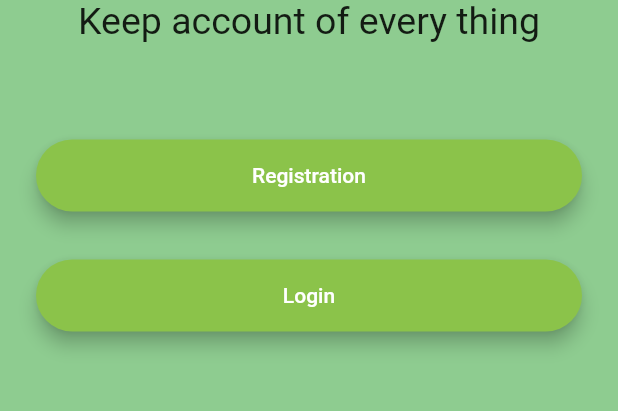
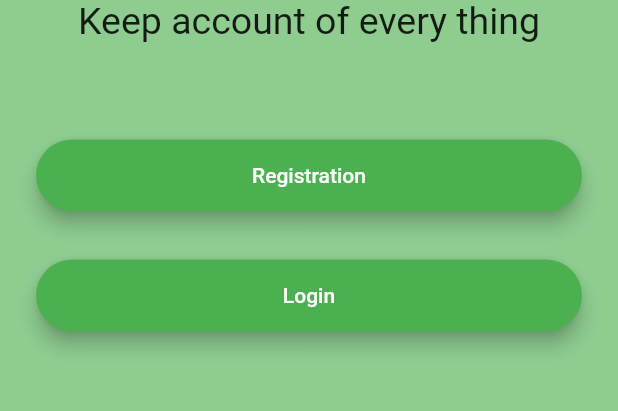
Before and after one commit to umairliaqat33/expenses_app, a Flutter app: the StartScreen screen opened directly, after a tap on the "logout" icon, on a phone screen of 412 x 824 dp, the part 542-953 px from its top. Run offline on Flutter 3.47's test engine with Material 2 defaults, Android fonts, the light colour scheme and no system bars; drawn by our look-alikes of animated_text_kit; our stand-ins replace cloud_firestore, firebase_auth, firebase_core, fluttertoast; accounts and stored records are empty.

Commit message:
all complete. changed color of login and register buttons. make text slide able if it exceeds from width. made it refreshable.

```diff
--- a/lib/main.dart
+++ b/lib/main.dart
@@ -7,7 +7,8 @@ import 'package:firebase_auth/firebase_auth.dart';
 User? user = FirebaseAuth.instance.currentUser;
 
 Future<void> main() async {
-  WidgetsFlutterBinding.ensureInitialized();           //these two lines are necessary to start using firebase.
+  WidgetsFlutterBinding
+      .ensureInitialized(); //these two lines are necessary to start using firebase.
   await Firebase.initializeApp();
   runApp(MyApp());
 }
@@ -25,7 +26,8 @@ class MyApp extends StatelessWidget {
         // accentColor: Colors.yellowAccent,
       ),
       title: "Personal Expenses",
-      home: FutureBuilder(        //this class is generally used to start firebase in actual.
+      home: FutureBuilder(
+        //this class is generally used to start firebase in actual.
         future: _fbApp,
         builder: (context, snapshot) {
           if (snapshot.hasError) {
--- a/lib/menu_screen.dart
+++ b/lib/menu_screen.dart
@@ -3,7 +3,6 @@ import 'package:animated_text_kit/animated_text_kit.dart';
 import 'package:expenses_app/widgets/RoundButton.dart';
 import 'screens/Login_Screen.dart';
 import 'screens/Registration_Screen.dart';
-import 'screens/MainScreen.dart';
 
 class WelcomeScreen extends StatefulWidget {
   static const String id = 'welcome_screen';
@@ -80,13 +79,13 @@ class _WelcomeScreenState extends State<WelcomeScreen>
               SizedBox(
                 height: 48.0,
               ),
-              RoundedButton(Colors.lightGreen, 'Registration', () {
+              RoundedButton(Colors.green, 'Registration', () {
                 Navigator.push(
                     context,
                     MaterialPageRoute(
                         builder: (context) => RegistrationScreen()));
               }),
-              RoundedButton(Colors.lightGreen, 'Login', () {
+              RoundedButton(Colors.green, 'Login', () {
                 Navigator.push(context,
                     MaterialPageRoute(builder: (context) => LoginScreen()));
               }),
--- a/lib/models/Transact.dart
+++ b/lib/models/Transact.dart
@@ -5,12 +5,10 @@ class Transactions {
   // final user = FirebaseAuth.instance.currentUser;
 
   Transactions({this.amount, this.date, this.title});
-  List<Transactions> transaction=[];
+  List<Transactions> transaction = [];
   factory Transactions.fromMap(map) {
     return Transactions(
-        title: map['title'],
-        amount: map['amount'],
-        date: map['date']);
+        title: map['title'], amount: map['amount'], date: map['date']);
   }
 
   //sending data to firebase
--- a/lib/screens/MainScreen.dart
+++ b/lib/screens/MainScreen.dart
@@ -8,9 +8,10 @@ import '../widgets/transaction_list.dart';
 import '../models/Transact.dart';
 import '../widgets/new_transactions.dart';
 import '../widgets/chart.dart';
+
 final _fireStore = FirebaseFirestore.instance;
 final _auth = FirebaseAuth.instance;
-User? user=_auth.currentUser;
+User? user = _auth.currentUser;
 
 class StartScreen extends StatefulWidget {
   // const StartScreen({Key? key}) : super(key: key);
@@ -22,25 +23,30 @@ class StartScreen extends StatefulWidget {
 class _StartScreenState extends State<StartScreen> {
   Transactions transactions = Transactions();
   List<Transactions> sampleList = [];
-  func() async{                   //getting a list of transaction type from firebase using this complex function
-    await  _fireStore
+  func() async {
+    //getting a list of transaction type from firebase using this complex function
+    await _fireStore
         .collection('user')
         .doc(user!.uid)
         .collection('expenses')
-        .snapshots()            //snapshot is actually is the right thing which is returning us all the values from firebase.
+        .snapshots() //snapshot is actually is the right thing which is returning us all the values from firebase.
         .listen((snap) {
-      snap.docs.forEach((d) {     //forEach is used to give all the data in the form of a loop and gives us all data from firebase and we can store where ever we want.
+      snap.docs.forEach((d) {
+        //forEach is used to give all the data in the form of a loop and gives us all data from firebase and we can store where ever we want.
         sampleList.add(
           Transactions(
               amount: d.get('amount'),
-              date: DateTime.fromMicrosecondsSinceEpoch(d.get('date').microsecondsSinceEpoch),    //this is how we can convert timeStamp into dateTime
+              date: DateTime.fromMicrosecondsSinceEpoch(d
+                  .get('date')
+                  .microsecondsSinceEpoch), //this is how we can convert timeStamp into dateTime
               title: d.get('title')),
         );
       });
     });
   }
 
-  List<Transactions> get _recentTransactions {          //this getter is giving us the most recent transactions of 7 days from today.
+  List<Transactions> get _recentTransactions {
+    //this getter is giving us the most recent transactions of 7 days from today.
     return sampleList.where((tx) {
       return tx.date!.isAfter(
         DateTime.now().subtract(
@@ -50,8 +56,12 @@ class _StartScreenState extends State<StartScreen> {
     }).toList();
   }
 
+  Future<Null> getRefresh() async {
+    await Future.delayed(Duration(seconds: 3));
+  }
+
   @override
-  void initState(){
+  void initState() {
     super.initState();
     func();
   }
@@ -64,10 +74,9 @@ class _StartScreenState extends State<StartScreen> {
         onPressed: () {
           AlertDialog(
             title: Text("Add new transaction"),
-
           );
-          Navigator.push(
-              context, MaterialPageRoute(builder: (context) => NewTransactions()));
+          Navigator.push(context,
+              MaterialPageRoute(builder: (context) => NewTransactions()));
         },
         child: Icon(Icons.add),
       ),
@@ -89,19 +98,27 @@ class _StartScreenState extends State<StartScreen> {
           )
         ],
       ),
-      body: SingleChildScrollView(      //this will provide us a scroll screen doesn't matter how many widgets appear
+      body: RefreshIndicator(
+        onRefresh: getRefresh,
+        child: ListView.builder(
+            itemCount: 1,
+            itemBuilder: (context, index) {
+              return SingleChildScrollView(
+                //this will provide us a scroll screen doesn't matter how many widgets appear
                 child: Column(
                   children: <Widget>[
                     Chart(_recentTransactions),
                     TransactionList(),
                   ],
                 ),
+              );
+            }),
       ),
     );
   }
 
   Future<void> logout() async {
-    await FirebaseAuth.instance.signOut();          //signOut function called
+    await FirebaseAuth.instance.signOut(); //signOut function called
     Navigator.pushReplacement(
             context, MaterialPageRoute(builder: (context) => WelcomeScreen()))
         .catchError((e) {
--- a/lib/widgets/chart.dart
+++ b/lib/widgets/chart.dart
@@ -40,6 +40,10 @@ class Chart extends StatelessWidget {
     });
   }
 
+  Future<Null> getRefresh() async {
+    await Future.delayed(Duration(seconds: 3));
+  }
+
   @override
   Widget build(BuildContext context) {
     return recentTransaction.isEmpty
@@ -50,12 +54,14 @@ class Chart extends StatelessWidget {
                 "Chart will be loaded here",
                 style: Theme.of(context).textTheme.titleLarge,
               ),
-              // CircularProgressIndicator(
-              //   valueColor: new AlwaysStoppedAnimation<Color>(Colors.orange),
-              // ),
+              CircularProgressIndicator(
+                valueColor: new AlwaysStoppedAnimation<Color>(Colors.orange),
+              ),
             ],
           ))
-        : Card(
+        : RefreshIndicator(
+            onRefresh: getRefresh,
+            child: Card(
               elevation: 6,
               margin: EdgeInsets.all(20),
               child: Padding(
@@ -77,6 +83,7 @@ class Chart extends StatelessWidget {
                   }).toList(),
                 ),
               ),
+            ),
           );
   }
 }
--- a/lib/widgets/chart_bar.dart
+++ b/lib/widgets/chart_bar.dart
@@ -7,9 +7,6 @@ class ChartBar extends StatelessWidget {
   ChartBar(this.label, this.spending, this.totalSendingPercen);
   @override
   Widget build(BuildContext context) {
-    // print(spending);
-    // print(label);
-    // print(totalSendingPercen);
     return Column(
       children: <Widget>[
         Container(
```
Also changed, not shown: lib/screens/Login_Screen.dart (+7 -8 lines), lib/screens/welcome_screen.dart (+22 -22 lines), lib/widgets/transaction_list.dart (+13 -3 lines). Lines whose indentation alone changed are shown as unchanged.
